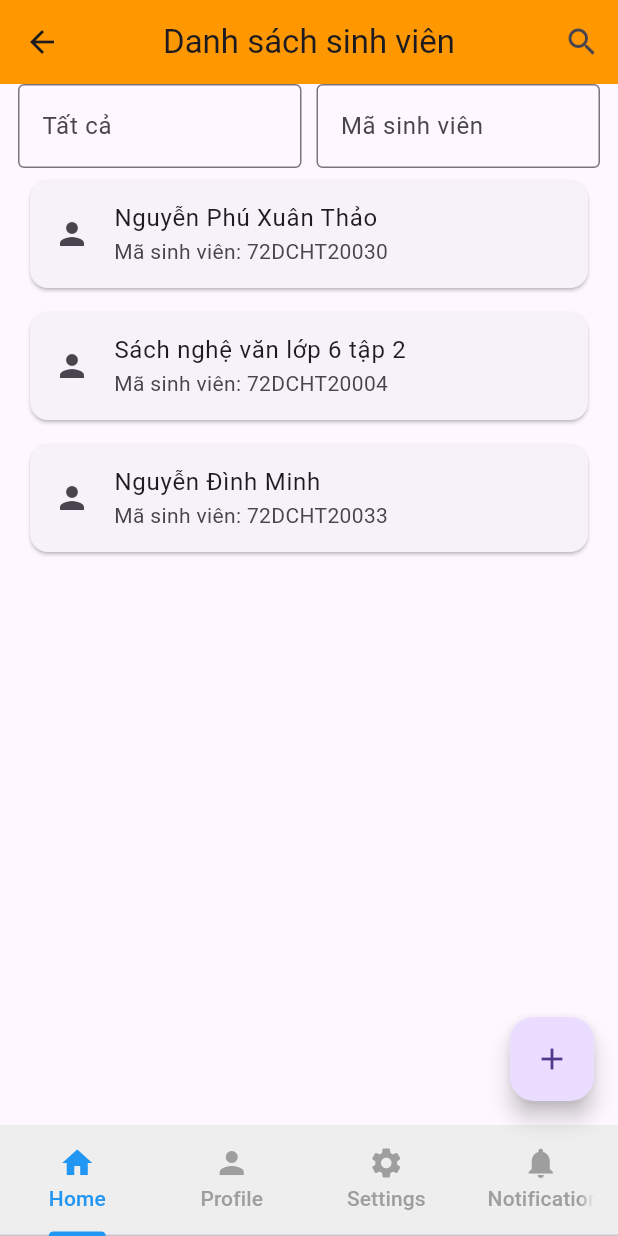
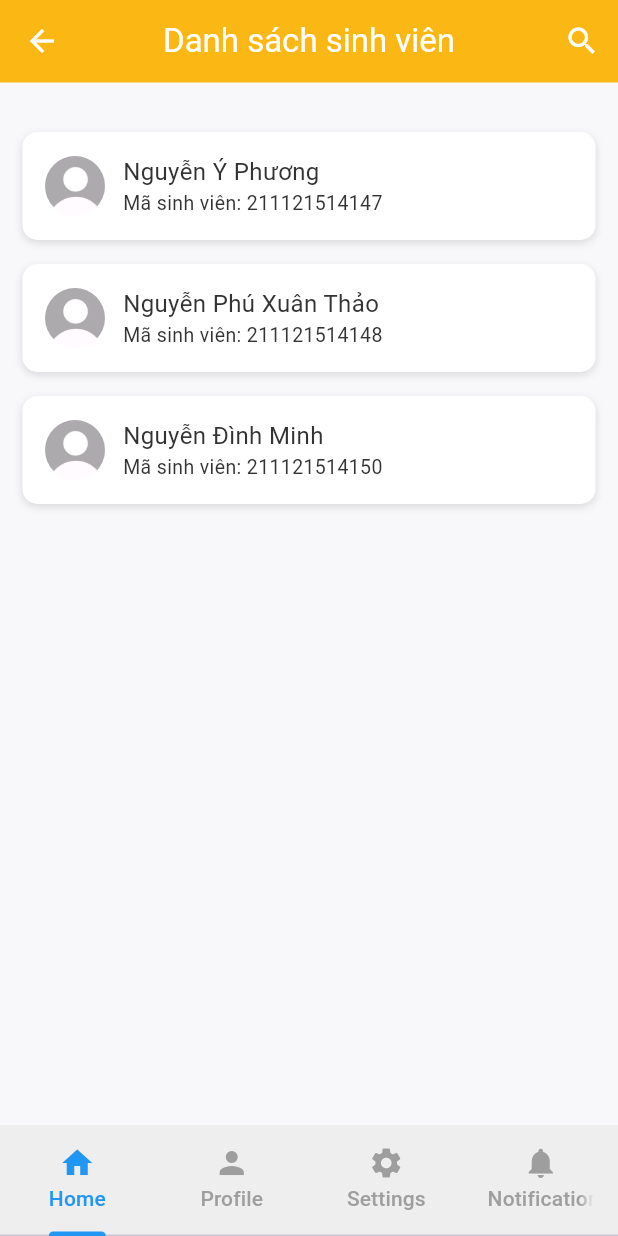
Before and after one commit to phungth2806/TestAPI, a Flutter app: the StudentListScreen screen opened by its route, on a phone screen of 412 x 824 dp. Run offline on Flutter 3.47's test engine with Material 3 defaults, Android fonts, the phone set to English and light mode, and no system bars; our stand-ins replace flutter_svg, go_router.

Commit message:
dong bo giao dien (25/06/2025)

```diff
--- a/lib/pages/home/feature_page.dart
+++ b/lib/pages/home/feature_page.dart
@@ -1,18 +1,20 @@
 import 'package:flutter/material.dart';
 import 'package:flutter_svg/flutter_svg.dart';
+import 'record_page.dart'; // <-- Đặt đúng tên file chứa trang Hồ sơ
+
 class HomeScreen extends StatelessWidget {
   const HomeScreen({super.key});
 
   @override
   Widget build(BuildContext context) {
-    return SafeArea( // Đảm bảo nội dung không bị đè lên status bar
+    return SafeArea( // Đảm bảo không bị lấn status bar
       child: Scaffold(
         backgroundColor: const Color(0xFFF8F8FA),
         body: Column(
           children: const [
             HeaderBar(),
             Expanded(child: MainContent()),
-            // FooterBar(),
+            // FooterBar(), // Có thể mở nếu cần
           ],
         ),
       ),
@@ -88,20 +90,21 @@ class MainContent extends StatelessWidget {
                 const Column(
                   crossAxisAlignment: CrossAxisAlignment.start,
                   children: [
-                    Text('Nguyễn Ý Phương', style: TextStyle(fontSize: 20, color: Color(0xFF333333))),
+                    Text('Nguyễn Ý Phương',
+                        style: TextStyle(fontSize: 20, color: Color(0xFF333333))),
                     Text('Lớp: 47K14', style: TextStyle(color: Color(0xFF333333))),
                   ],
                 ),
               ],
             ),
           ),
-          buildFeatureBlock("Thông tin cơ bản", [
+          buildFeatureBlock(context, "Thông tin cơ bản", [
             Feature(icon: "record-svgrepo-com.png", label: "Hồ sơ"),
             Feature(icon: "schedules-svgrepo-com.svg", label: "Lịch học"),
             Feature(icon: "score-svgrepo-com.svg", label: "Điểm số"),
             Feature(icon: "invoice-svgrepo-com.svg", label: "Học phí"),
           ]),
-          buildFeatureBlock("Gần đây", [
+          buildFeatureBlock(context, "Gần đây", [
             Feature(icon: "score-svgrepo-com.svg", label: "Điểm số"),
             Feature(icon: "invoice-svgrepo-com.svg", label: "Học phí"),
           ]),
@@ -110,7 +113,7 @@ class MainContent extends StatelessWidget {
     );
   }
 
-  Widget buildFeatureBlock(String title, List<Feature> features) {
+  Widget buildFeatureBlock(BuildContext context, String title, List<Feature> features) {
     return Container(
       margin: const EdgeInsets.symmetric(horizontal: 15, vertical: 10),
       padding: const EdgeInsets.all(15),
@@ -127,16 +130,27 @@ class MainContent extends StatelessWidget {
             childAspectRatio: 1,
             mainAxisSpacing: 20,
             crossAxisSpacing: 20,
-            children: features.map((f) => buildFeatureItem(f)).toList(),
+            children: features.map((f) => buildFeatureItem(context, f)).toList(),
           )
         ],
       ),
     );
   }
 
-  Widget buildFeatureItem(Feature feature) {
+  Widget buildFeatureItem(BuildContext context, Feature feature) {
     final isSvg = feature.icon.toLowerCase().endsWith('.svg');
-    return Column(
+
+    return GestureDetector(
+      onTap: () {
+        if (feature.label == "Hồ sơ") {
+          Navigator.push(
+            context,
+            MaterialPageRoute(builder: (context) => const ThongTinSinhVienScreen()),
+          );
+        }
+        // Có thể thêm các điều kiện khác tùy label
+      },
+      child: Column(
         mainAxisAlignment: MainAxisAlignment.center,
         children: [
           isSvg
@@ -145,29 +159,10 @@ class MainContent extends StatelessWidget {
           const SizedBox(height: 5),
           Text(feature.label, textAlign: TextAlign.center),
         ],
+      ),
     );
   }
 }
-
-// class FooterBar extends StatelessWidget {
-//   const FooterBar({super.key});
-//
-//   @override
-//   Widget build(BuildContext context) {
-//     return Container(
-//       height: 55,
-//       padding: const EdgeInsets.symmetric(horizontal: 30),
-//       color: Colors.white,
-//       child: Row(
-//         mainAxisAlignment: MainAxisAlignment.spaceBetween,
-//         children: [
-//           SvgPicture.asset('assets/img/house-svgrepo-com.svg', height: 30),
-//           SvgPicture.asset('assets/img/setting-svgrepo-com.svg', height: 30),
-//         ],
-//       ),
-//     );
-//   }
-// }
 
 class Feature {
   final String icon;
--- a/lib/pages/home/record_page.dart
+++ b/lib/pages/home/record_page.dart
@@ -134,12 +134,12 @@ class InfoBlock extends StatelessWidget {
                 Text(
                   title,
                   style: const TextStyle(
-                    color: Color(0xFFFBB714),
+                    color: Color(0xFF333333),
                     fontWeight: FontWeight.bold,
                     letterSpacing: 1,
                   ),
                 ),
-                const Divider(color: Colors.grey),
+
               ],
             ),
           ),
--- a/lib/pages/home/studentlist_page.dart
+++ b/lib/pages/home/studentlist_page.dart
@@ -1,7 +1,8 @@
-// lib/pages/home/home_page.dart
 import 'package:flutter/material.dart';
 import 'package:go_router/go_router.dart';
 import 'package:test/widget/bottomtabbar_custom.dart';
+import 'feature_page.dart';
+
 
 class StudentListScreen extends StatefulWidget {
   const StudentListScreen({super.key});
@@ -33,89 +34,63 @@ class _StudentListScreenState extends State<StudentListScreen>
   @override
   Widget build(BuildContext context) {
     return Scaffold(
-      appBar: AppBar(
-        backgroundColor: Colors.orange,
+      backgroundColor: const Color(0xFFF8F8FA),
+      appBar: PreferredSize(
+        preferredSize: const Size.fromHeight(55),
+        child: AppBar(
+          backgroundColor: const Color(0xFFFBB714),
+          elevation: 0,
           leading: IconButton(
-          icon: Icon(Icons.arrow_back),
-          onPressed: () {
-            Navigator.pop(context); // Quay lại màn hình trước đó
-          },
+            icon: const Icon(Icons.arrow_back, color: Colors.white),
+            onPressed: () => Navigator.pop(context),
           ),
-        title: Text(
+          title: const Text(
             'Danh sách sinh viên',
+            style: TextStyle(color: Colors.white),
           ),
           centerTitle: true,
           actions: [
             IconButton(
-            icon: Icon(Icons.search),
+              icon: const Icon(Icons.search, color: Colors.white),
               onPressed: () {},
             ),
           ],
         ),
-      body: Stack(
-        children: [
-          Positioned.fill(
-            child: SafeArea(
+      ),
+      body: SafeArea(
         child: Padding(
-                padding: EdgeInsets.symmetric(horizontal: 12),
+          padding: const EdgeInsets.only(top: 10, bottom: 60, left: 15, right: 15),
           child: Column(
             children: [
-                    Row(
-                      children: [
+              const SizedBox(height: 15),
               Expanded(
-                          child: TextField(
-                            decoration: InputDecoration(
-                              hintText: 'Tất cả',
-                              border: OutlineInputBorder(),
+                child: ListView(
+                  children: const [
+                    StudentCard(
+                      name: 'Nguyễn Ý Phương',
+                      studentId: '211121514147',
                     ),
-                          ),
-                        ),
-                        SizedBox(width: 10),
-                        Expanded(
-                          child: TextField(
-                            decoration: InputDecoration(
-                              hintText: 'Mã sinh viên',
-                              border: OutlineInputBorder(),
-                            ),
-                          ),
-                        ),
-                      ],
-                    ),
-                    Expanded(
-                      child: InkWell(
-                        onTap: () {
-                          context.goNamed('feature');
-                        },
-                        child: ListView(
-                          children: [
                     StudentCard(
                       name: 'Nguyễn Phú Xuân Thảo',
-                              studentId: '72DCHT20030',
-                            ),
-                            StudentCard(
-                              name: 'Sách nghệ văn lớp 6 tập 2',
-                              studentId: '72DCHT20004',
+                      studentId: '211121514148',
                     ),
                     StudentCard(
                       name: 'Nguyễn Đình Minh',
-                              studentId: '72DCHT20033',
+                      studentId: '211121514150',
                     ),
                   ],
-                        ),
                 ),
               ),
             ],
           ),
         ),
       ),
-          ),
-        ],
-      ),
-      floatingActionButton: FloatingActionButton(
-        onPressed: () {},
-        tooltip: 'Thêm sinh viên',
-        child: Icon(Icons.add),
-      ),
+      // floatingActionButton: FloatingActionButton(
+      //   backgroundColor: const Color(0xFFFBB714),
+      //   onPressed: () {},
+      //   tooltip: 'Thêm sinh viên',
+      //   child: const Icon(Icons.add, color: Colors.white),
+      // ),
       bottomNavigationBar: BottomTabBarWidget(
         tabController: _tabController,
         onTabChanged: _handleTabChange,
@@ -123,7 +98,7 @@ class _StudentListScreenState extends State<StudentListScreen>
     );
   }
 }
-
+// bat su kien chuyen trang
 class StudentCard extends StatelessWidget {
   final String name;
   final String studentId;
@@ -132,12 +107,61 @@ class StudentCard extends StatelessWidget {
 
   @override
   Widget build(BuildContext context) {
-    return Card(
-      margin: EdgeInsets.all(8.0),
-      child: ListTile(
-        leading: Icon(Icons.person),
-        title: Text(name),
-        subtitle: Text('Mã sinh viên: $studentId'),
+    return GestureDetector(
+      onTap: () {
+        if (name == 'Nguyễn Ý Phương') {
+          Navigator.push(
+            context,
+            MaterialPageRoute(builder: (context) => const HomeScreen()),
+          );
+        }
+      },
+      child: Container(
+        margin: const EdgeInsets.symmetric(horizontal: 0, vertical: 8),
+        padding: const EdgeInsets.all(15),
+        decoration: BoxDecoration(
+          color: Colors.white,
+          borderRadius: BorderRadius.circular(10),
+          boxShadow: const [
+            BoxShadow(
+              color: Colors.black12,
+              blurRadius: 4,
+              offset: Offset(0, 2),
+            ),
+          ],
+        ),
+        child: Row(
+          children: [
+            ClipOval(
+              child: Image.asset(
+                'assets/img/avatar-trang-4.jpg',
+                height: 40,
+                width: 40,
+                fit: BoxFit.cover,
+              ),
+            ),
+            const SizedBox(width: 12),
+            Column(
+              crossAxisAlignment: CrossAxisAlignment.start,
+              children: [
+                Text(
+                  name,
+                  style: const TextStyle(
+                    fontSize: 16,
+                    color: Color(0xFF333333),
+                  ),
+                ),
+                Text(
+                  'Mã sinh viên: $studentId',
+                  style: const TextStyle(
+                    fontSize: 13,
+                    color: Color(0xFF333333),
+                  ),
+                ),
+              ],
+            ),
+          ],
+        ),
       ),
     );
   }
```
Also changed, not shown: pubspec.lock. Lines whose indentation alone changed are shown as unchanged.
